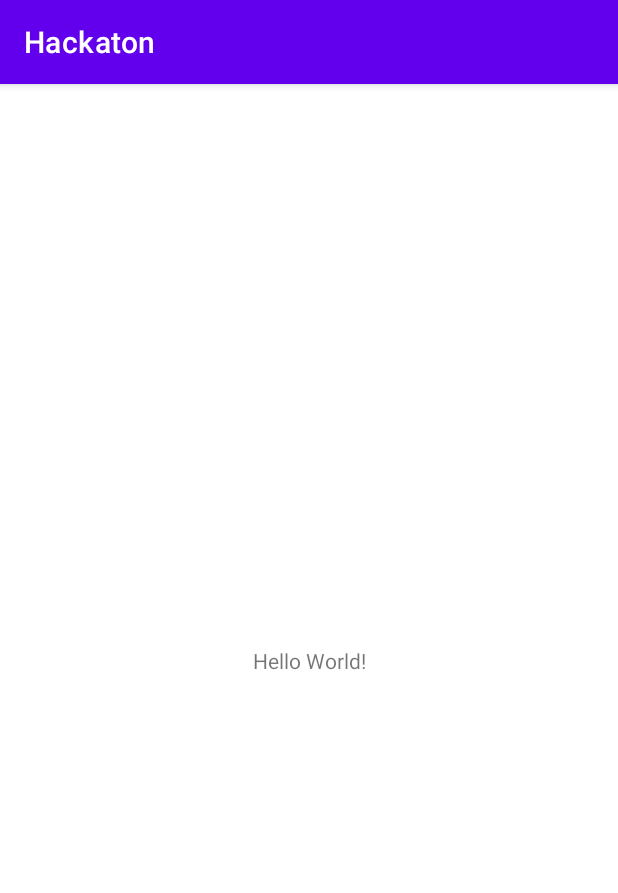
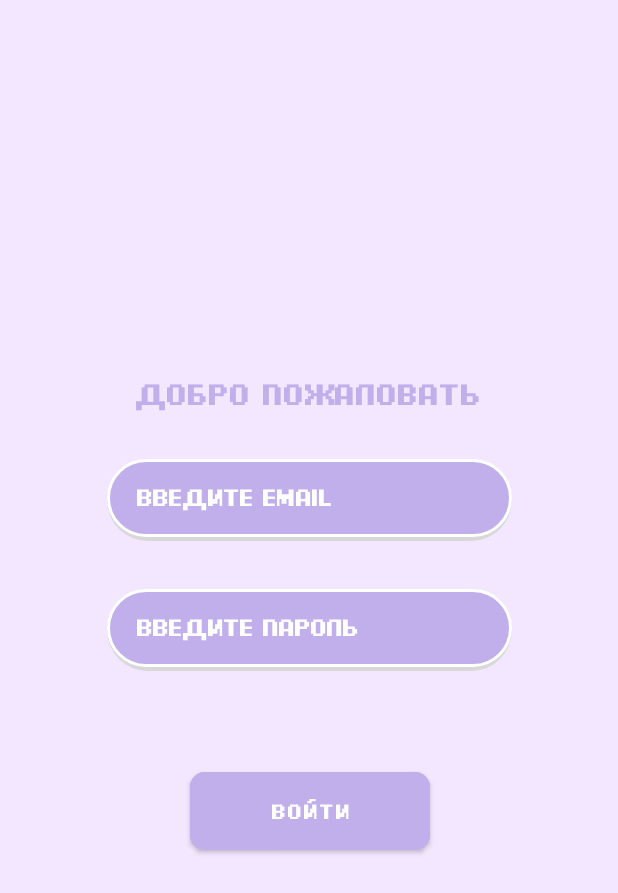
Before and after one commit to NIKITry/Hackaton, an Android app: the screen it shows after launch (MainActivity before the commit, LoginActivity after it), on a phone screen of 412 x 824 dp. Shown: the top 893 px of the screen. Run offline under Robolectric (Android 15) with nearby library versions, the phone set to English and light mode, and no system bars.

Commit message:
Add LogIn page

```diff
--- a/app/src/main/AndroidManifest.xml
+++ b/app/src/main/AndroidManifest.xml
@@ -12,7 +12,7 @@
         android:theme="@style/Theme.Hackaton"
         tools:targetApi="31">
         <activity
-            android:name=".MainActivity"
+            android:name=".LoginActivity"
             android:exported="true">
             <intent-filter>
                 <action android:name="android.intent.action.MAIN" />
--- /dev/null
+++ b/app/src/main/java/com/example/hackaton/LoginActivity.kt
@@ -0,0 +1,11 @@
+package com.example.hackaton
+
+import android.os.Bundle
+import androidx.appcompat.app.AppCompatActivity
+
+class LoginActivity : AppCompatActivity() {
+    override fun onCreate(savedInstanceState: Bundle?) {
+        super.onCreate(savedInstanceState)
+        setContentView(R.layout.activity_login)
+    }
+}
--- /dev/null
+++ b/app/src/main/res/drawable/custom_text_view.xml
@@ -0,0 +1,34 @@
+<?xml version="1.0" encoding="utf-8"?>
+
+<layer-list xmlns:android="http://schemas.android.com/apk/res/android">
+
+    <!-- Bottom 2dp Shadow -->
+    <item>
+        <shape  android:shape="rectangle">
+
+            <solid android:color="#d8d8d8" />
+            <corners android:radius="32dp" />
+
+        </shape>
+    </item>
+
+    <!-- White Top color -->
+    <item android:bottom="3dp">
+        <shape>
+            <solid
+                android:color="@color/button_back" />
+            <stroke
+                android:width="2dp"
+                android:color="@color/white" />
+            <corners
+                android:radius="32dp" />
+            <padding
+                android:left="20dp"
+                android:top="10dp"
+                android:right="20dp"
+                android:bottom="10dp" />
+
+        </shape>
+    </item>
+
+</layer-list>
--- /dev/null
+++ b/app/src/main/res/font-v26/pixel_style.xml
@@ -0,0 +1,7 @@
+<?xml version="1.0" encoding="utf-8"?>
+<font-family xmlns:android="http://schemas.android.com/apk/res/android">
+    <font
+        android:fontStyle="normal"
+        android:fontWeight="400"
+        android:font="@font/pixel_font" />
+</font-family>
--- /dev/null
+++ b/app/src/main/res/font/pixel_style.xml
@@ -0,0 +1,7 @@
+<?xml version="1.0" encoding="utf-8"?>
+<font-family xmlns:android="http://schemas.android.com/apk/res/android">
+    <font
+        android:fontStyle="normal"
+        android:fontWeight="400"
+        android:font="@font/pixel_font" />
+</font-family>
--- /dev/null
+++ b/app/src/main/res/layout/activity_login.xml
@@ -0,0 +1,74 @@
+<?xml version="1.0" encoding="utf-8"?>
+<androidx.constraintlayout.widget.ConstraintLayout xmlns:android="http://schemas.android.com/apk/res/android"
+    xmlns:app="http://schemas.android.com/apk/res-auto"
+    xmlns:tools="http://schemas.android.com/tools"
+    android:layout_width="match_parent"
+    android:layout_height="match_parent"
+    android:background="@color/main_back">
+
+    <TextView
+        android:id="@+id/textView3"
+        android:layout_width="wrap_content"
+        android:layout_height="wrap_content"
+        android:layout_marginTop="250dp"
+        android:text="Добро Пожаловать"
+        android:textColor="@color/button_back"
+        android:textSize="20sp"
+        app:layout_constraintEnd_toEndOf="parent"
+        app:layout_constraintStart_toStartOf="parent"
+        app:layout_constraintTop_toTopOf="parent"
+        android:fontFamily="@font/pixel_style"/>
+
+    <EditText
+        android:id="@+id/editTextTextEmailAddress3"
+        android:layout_width="270dp"
+        android:layout_height="wrap_content"
+        android:layout_marginTop="32dp"
+        android:background="@drawable/custom_text_view"
+        android:ems="10"
+        android:hint="Введите email"
+        android:inputType="textEmailAddress"
+        android:paddingTop="15dp"
+        android:paddingBottom="20dp"
+        android:textColor="@color/white"
+        android:textColorHint="@color/white"
+        android:textSize="16sp"
+        app:layout_constraintEnd_toEndOf="@+id/textView3"
+        app:layout_constraintStart_toStartOf="@+id/textView3"
+        app:layout_constraintTop_toBottomOf="@+id/textView3"
+        android:fontFamily="@font/pixel_style"/>
+
+    <EditText
+        android:id="@+id/editTextTextPassword2"
+        android:layout_width="0dp"
+        android:layout_height="wrap_content"
+        android:layout_marginTop="32dp"
+        android:background="@drawable/custom_text_view"
+        android:ems="10"
+        android:hint="Введите пароль"
+        android:inputType="textPassword"
+        android:paddingTop="15dp"
+        android:paddingBottom="20dp"
+        android:textColor="@color/white"
+        android:textColorHint="@color/white"
+        android:textSize="16sp"
+        app:layout_constraintEnd_toEndOf="@+id/editTextTextEmailAddress3"
+        app:layout_constraintStart_toStartOf="@+id/editTextTextEmailAddress3"
+        app:layout_constraintTop_toBottomOf="@+id/editTextTextEmailAddress3"
+        android:fontFamily="@font/pixel_style"/>
+
+    <Button
+        android:id="@+id/button3"
+        android:layout_width="160dp"
+        android:layout_height="wrap_content"
+        android:layout_marginTop="61dp"
+        android:backgroundTint="@color/button_back"
+        android:paddingTop="17dp"
+        android:paddingBottom="17dp"
+        android:text="Войти"
+        app:cornerRadius="10dp"
+        app:layout_constraintEnd_toEndOf="@+id/editTextTextPassword2"
+        app:layout_constraintStart_toStartOf="@+id/editTextTextPassword2"
+        app:layout_constraintTop_toBottomOf="@+id/editTextTextPassword2"
+        android:fontFamily="@font/pixel_style"/>
+</androidx.constraintlayout.widget.ConstraintLayout>
--- a/app/src/main/res/values/colors.xml
+++ b/app/src/main/res/values/colors.xml
@@ -7,4 +7,6 @@
     <color name="teal_700">#FF018786</color>
     <color name="black">#FF000000</color>
     <color name="white">#FFFFFFFF</color>
+    <color name="main_back">#F3E7FF</color>
+    <color name="button_back">#C1AFEB</color>
 </resources>
--- a/app/src/main/res/values/strings.xml
+++ b/app/src/main/res/values/strings.xml
@@ -1,3 +1,4 @@
 <resources>
     <string name="app_name">Hackaton</string>
+    <string name="login">Войти</string>
 </resources>
--- a/app/src/main/res/values/themes.xml
+++ b/app/src/main/res/values/themes.xml
@@ -1,6 +1,6 @@
 <resources xmlns:tools="http://schemas.android.com/tools">
     <!-- Base application theme. -->
-    <style name="Theme.Hackaton" parent="Theme.MaterialComponents.DayNight.DarkActionBar">
+    <style name="Theme.Hackaton" parent="Theme.MaterialComponents.DayNight.NoActionBar">
         <!-- Primary brand color. -->
         <item name="colorPrimary">@color/purple_500</item>
         <item name="colorPrimaryVariant">@color/purple_700</item>
@@ -10,7 +10,10 @@
         <item name="colorSecondaryVariant">@color/teal_700</item>
         <item name="colorOnSecondary">@color/black</item>
         <!-- Status bar color. -->
-        <item name="android:statusBarColor">?attr/colorPrimaryVariant</item>
+        <item name="android:statusBarColor">@color/button_back</item>
         <!-- Customize your theme here. -->
     </style>
+    <style name="Button.Custom" parent="ThemeOverlay.AppCompat">
+        <item name="colorAccent">@color/button_back</item>
+    </style>
 </resources>
```
Also changed, not shown: app/src/main/res/font/pixel_font.ttf (added).
